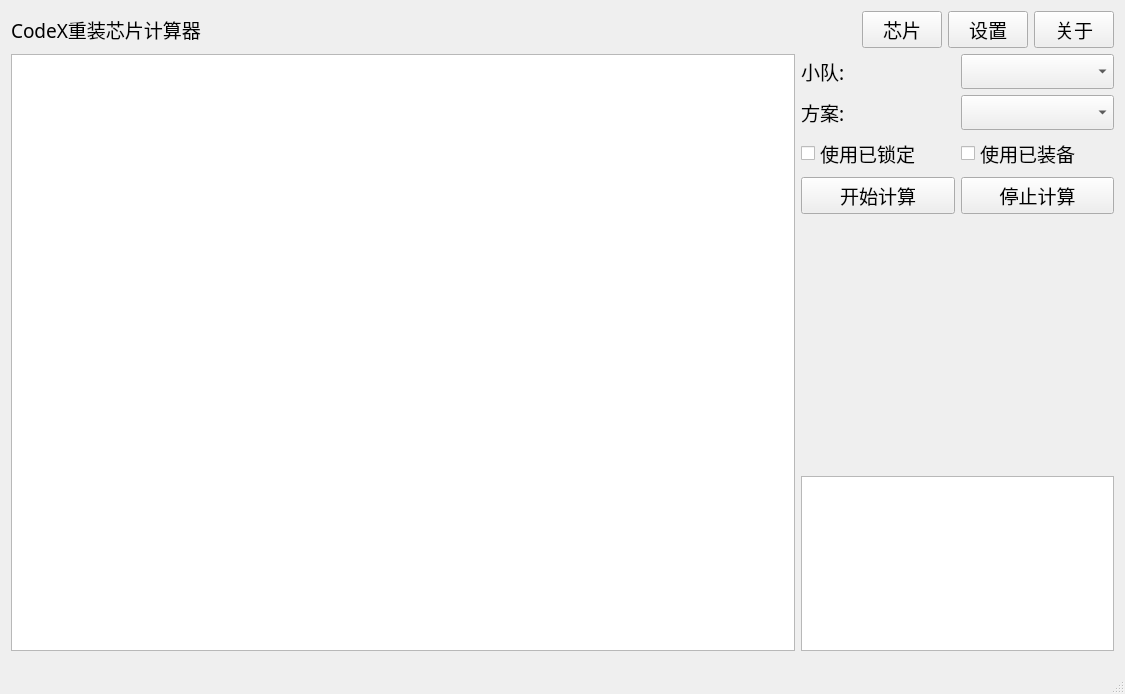
xxzl0130/CodeX, file CodeX/CodeX.ui: the form before one commit.
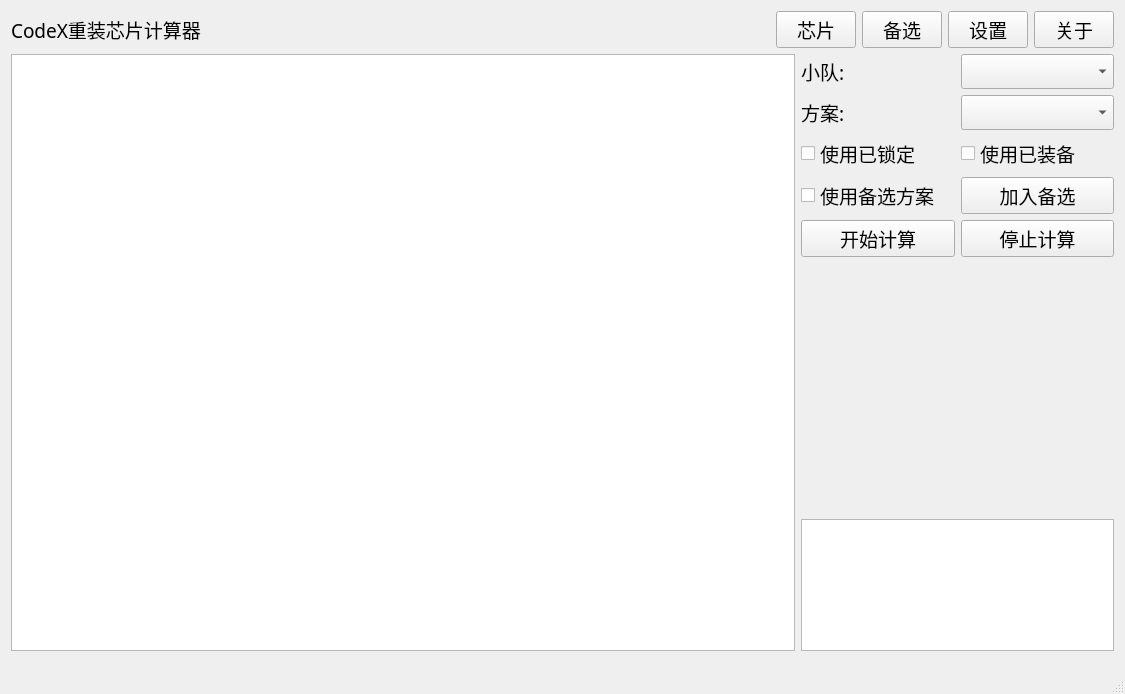
The form after the commit. Custom widgets are drawn as their Qt base class.

Commit message: 初步加入备选方案窗口

What changed in the file:
```diff
--- a/CodeX/CodeX.ui
+++ b/CodeX/CodeX.ui
@@ -25,10 +25,10 @@
      <layout class="QVBoxLayout" name="verticalLayout">
       <item>
        <layout class="QGridLayout" name="gridLayout_2">
-        <item row="2" column="1">
-         <widget class="QCheckBox" name="useEquippedCheckBox">
+        <item row="2" column="0">
+         <widget class="QCheckBox" name="useLockedCheckBox">
           <property name="text">
-           <string>使用已装备</string>
+           <string>使用已锁定</string>
           </property>
          </widget>
         </item>
@@ -61,6 +61,13 @@
           </property>
          </widget>
         </item>
+        <item row="4" column="0">
+         <widget class="QPushButton" name="solveButton">
+          <property name="text">
+           <string>开始计算</string>
+          </property>
+         </widget>
+        </item>
         <item row="0" column="1">
          <widget class="QComboBox" name="squadsComboBox">
           <property name="sizePolicy">
@@ -71,27 +78,34 @@
           </property>
          </widget>
         </item>
-        <item row="2" column="0">
-         <widget class="QCheckBox" name="useLockedCheckBox">
-          <property name="text">
-           <string>使用已锁定</string>
-          </property>
-         </widget>
-        </item>
-        <item row="3" column="0">
-         <widget class="QPushButton" name="solveButton">
-          <property name="text">
-           <string>开始计算</string>
-          </property>
-         </widget>
-        </item>
-        <item row="3" column="1">
+        <item row="4" column="1">
          <widget class="QPushButton" name="stopPushButton">
           <property name="text">
            <string>停止计算</string>
           </property>
          </widget>
         </item>
+        <item row="2" column="1">
+         <widget class="QCheckBox" name="useEquippedCheckBox">
+          <property name="text">
+           <string>使用已装备</string>
+          </property>
+         </widget>
+        </item>
+        <item row="3" column="0">
+         <widget class="QCheckBox" name="useAltCheckBox">
+          <property name="text">
+           <string>使用备选方案</string>
+          </property>
+         </widget>
+        </item>
+        <item row="3" column="1">
+         <widget class="QPushButton" name="addAltButton">
+          <property name="text">
+           <string>加入备选</string>
+          </property>
+         </widget>
+        </item>
        </layout>
       </item>
       <item>
@@ -154,6 +168,13 @@
         </property>
        </widget>
       </item>
+      <item>
+       <widget class="QPushButton" name="altButton">
+        <property name="text">
+         <string>备选</string>
+        </property>
+       </widget>
+      </item>
       <item>
        <widget class="QPushButton" name="settingPushButton">
         <property name="text">
```
The commit also changes 16 other files.
